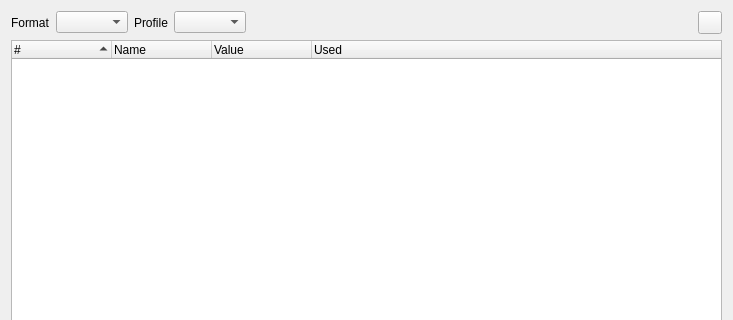
Old version of the form src/SeerRegisterValuesBrowserWidget.ui in the repository epasveer/seer; both pictures show x 0 to 733 and y 0 to 320 of the 733 by 528 pixel window.
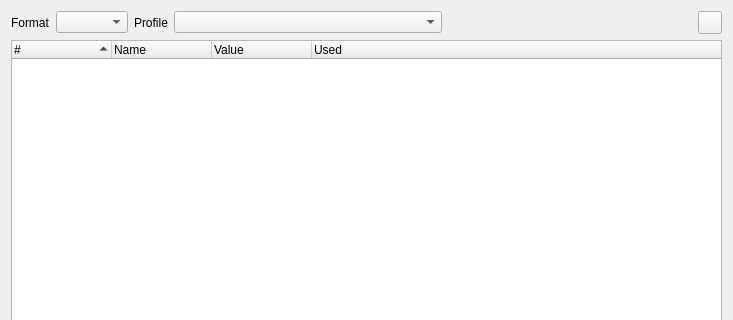
New version of the form. Icons and pictures are not drawn. Custom widgets are drawn as their Qt base class.

Commit message:
make register profile combo larger
It is good to see full profile name.

Diff of the .ui file:
```diff
--- a/src/SeerRegisterValuesBrowserWidget.ui
+++ b/src/SeerRegisterValuesBrowserWidget.ui
@@ -66,7 +66,7 @@
        </property>
        <property name="sizeHint" stdset="0">
         <size>
-         <width>468</width>
+         <width>250</width>
          <height>23</height>
         </size>
        </property>
```
